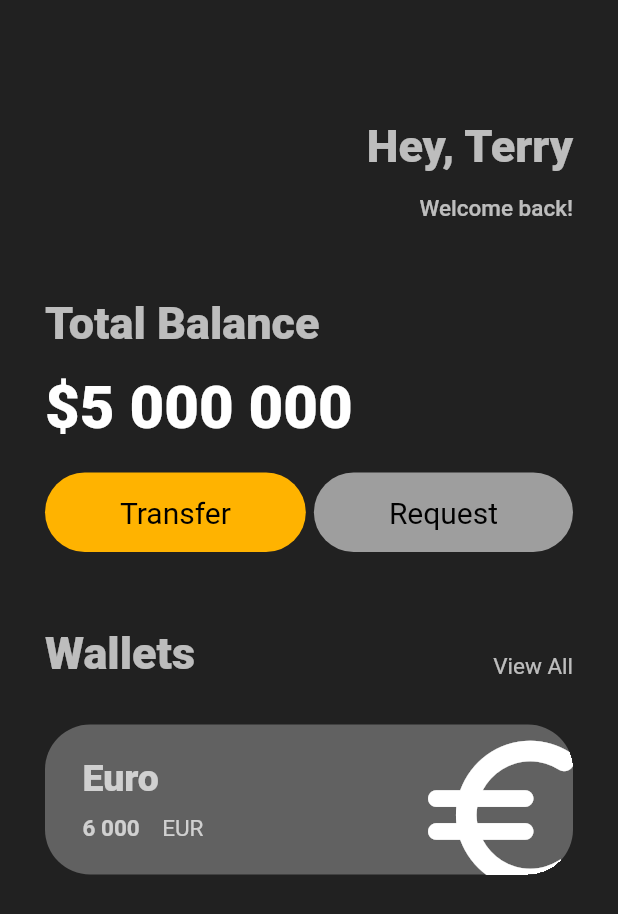
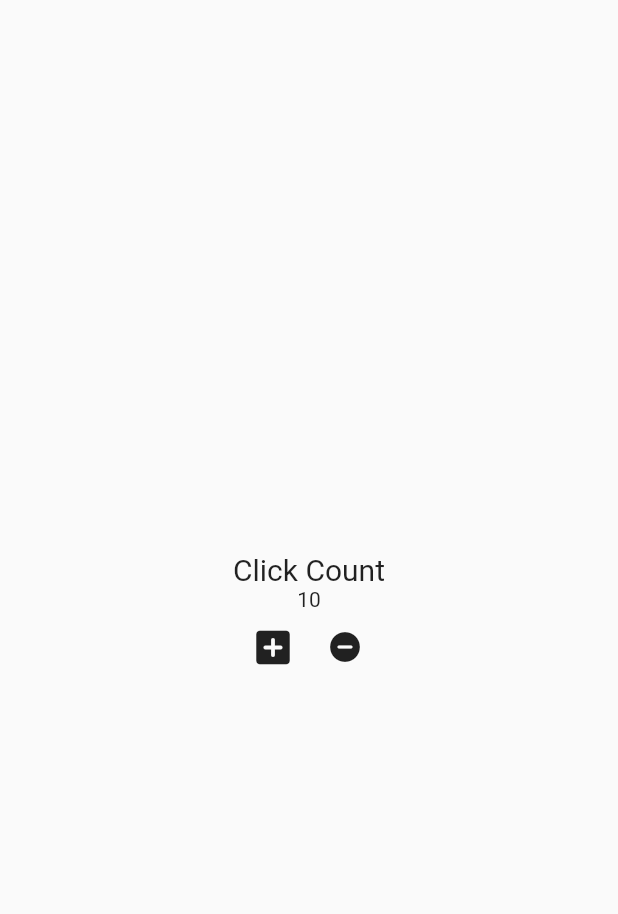
Before and after one commit to geepum/toonflix, a Flutter app: the screen it shows after launch, on a phone screen of 412 x 824 dp. Shown: the top 914 px of the screen. Run offline on Flutter 3.47's test engine with Material 2 defaults, Android fonts, the phone set to English and light mode, and no system bars.

Commit message:
4.1 setState

```diff
--- a/lib/main.dart
+++ b/lib/main.dart
@@ -1,199 +1,66 @@
 import 'package:flutter/material.dart';
-import 'package:toonflix/Widgets/buttons.dart';
 
 void main() {
   runApp(const MyApp());
 }
 
-class MyApp extends StatelessWidget {
+class MyApp extends StatefulWidget {
   const MyApp({super.key});
 
-  // This widget is the root of your application.
+  @override
+  State<MyApp> createState() => _MyAppState();
+}
+
+class _MyAppState extends State<MyApp> {
+  int counter = 10;
+
+  void counterPlus() {
+    setState(() {
+      counter += 1;
+    });
+  }
+
+  void counterMinus() {
+    setState(() {
+      counter -= 1;
+    });
+  }
+
   @override
   Widget build(BuildContext context) {
     return MaterialApp(
       home: Scaffold(
-        backgroundColor: Colors.grey[900],
-        body: Padding(
-          padding: const EdgeInsets.symmetric(horizontal: 30.0),
-          child: Column(
-            children: [
-              const SizedBox(
-                height: 80.0,
-              ),
-              Row(
-                mainAxisAlignment: MainAxisAlignment.end,
+        body: Row(
+          mainAxisAlignment: MainAxisAlignment.center,
           children: [
             Column(
-                    crossAxisAlignment: CrossAxisAlignment.end,
-                    children: const [
-                      Text(
-                        'Hey, Terry',
+              mainAxisAlignment: MainAxisAlignment.center,
+              children: [
+                const Text(
+                  'Click Count',
                   style: TextStyle(
-                          color: Colors.white70,
-                          fontSize: 30.0,
-                          fontWeight: FontWeight.w900,
+                    fontSize: 20,
                   ),
                 ),
-                      SizedBox(
-                        height: 15.0,
+                Text('$counter'),
+                Row(
+                  children: [
+                    IconButton(
+                      iconSize: 30,
+                      onPressed: counterPlus,
+                      icon: const Icon(
+                        Icons.add_box_rounded,
                       ),
-                      Text(
-                        'Welcome back!',
-                        style: TextStyle(
-                          color: Colors.white70,
-                          fontSize: 15.0,
-                          fontWeight: FontWeight.w500,
                     ),
+                    IconButton(
+                        onPressed: counterMinus,
+                        icon: const Icon(Icons.remove_circle_rounded))
+                  ],
                 ),
               ],
             ),
           ],
         ),
-              const SizedBox(
-                height: 50.0,
-              ),
-              Row(
-                children: [
-                  Column(
-                    crossAxisAlignment: CrossAxisAlignment.start,
-                    children: const [
-                      Text(
-                        'Total Balance',
-                        style: TextStyle(
-                          color: Colors.white70,
-                          fontSize: 30.0,
-                          fontWeight: FontWeight.w900,
-                        ),
-                      ),
-                      SizedBox(
-                        height: 15.0,
-                      ),
-                      Text(
-                        '\$5 000 000',
-                        style: TextStyle(
-                          color: Colors.white,
-                          fontSize: 40.0,
-                          fontWeight: FontWeight.w900,
-                        ),
-                      ),
-                    ],
-                  ),
-                ],
-              ),
-              const SizedBox(
-                height: 20.0,
-              ),
-              Row(
-                mainAxisAlignment: MainAxisAlignment.spaceBetween,
-                children: const [
-                  Button(
-                      buttonColor: Color.fromRGBO(255, 179, 0, 1),
-                      buttonText: 'Transfer'),
-                  Button(
-                      buttonColor: Color.fromRGBO(158, 158, 158, 1),
-                      buttonText: 'Request'),
-                ],
-              ),
-              const SizedBox(
-                height: 50.0,
-              ),
-              Row(
-                mainAxisAlignment: MainAxisAlignment.spaceBetween,
-                crossAxisAlignment: CrossAxisAlignment.end,
-                children: const [
-                  Text(
-                    'Wallets',
-                    style: TextStyle(
-                      color: Colors.white70,
-                      fontSize: 30.0,
-                      fontWeight: FontWeight.w900,
-                    ),
-                  ),
-                  Text(
-                    'View All',
-                    style: TextStyle(
-                      color: Colors.white70,
-                      fontSize: 15.0,
-                      fontWeight: FontWeight.w400,
-                    ),
-                  ),
-                ],
-              ),
-              const SizedBox(
-                height: 30.0,
-              ),
-              Container(
-                clipBehavior: Clip.hardEdge,
-                decoration: BoxDecoration(
-                  color: Colors.grey[700],
-                  borderRadius: BorderRadius.circular(30.0),
-                ),
-                child: Padding(
-                  padding: const EdgeInsets.symmetric(
-                    vertical: 20.0,
-                    horizontal: 25.0,
-                  ),
-                  child: Row(
-                    mainAxisAlignment: MainAxisAlignment.spaceBetween,
-                    children: [
-                      Column(
-                        crossAxisAlignment: CrossAxisAlignment.start,
-                        children: [
-                          const Text(
-                            'Euro',
-                            style: TextStyle(
-                              color: Colors.white70,
-                              fontSize: 25.0,
-                              fontWeight: FontWeight.w900,
-                            ),
-                          ),
-                          const SizedBox(
-                            height: 10.0,
-                          ),
-                          Row(
-                            children: const [
-                              Text(
-                                '6 000',
-                                style: TextStyle(
-                                  color: Colors.white70,
-                                  fontSize: 15.0,
-                                  fontWeight: FontWeight.w600,
-                                ),
-                              ),
-                              SizedBox(
-                                width: 15.0,
-                              ),
-                              Text(
-                                'EUR',
-                                style: TextStyle(
-                                  color: Colors.white70,
-                                  fontSize: 15.0,
-                                  fontWeight: FontWeight.w400,
-                                ),
-                              ),
-                            ],
-                          ),
-                        ],
-                      ),
-                      Transform.translate(
-                        offset: const Offset(10.0, 10.0),
-                        child: Transform.scale(
-                          scale: 2.2,
-                          child: const Icon(
-                            Icons.euro_rounded,
-                            color: Colors.white,
-                            size: 60.0,
-                          ),
-                        ),
-                      ),
-                    ],
-                  ),
-                ),
-              ),
-            ],
-          ),
-        ),
       ),
     );
   }
```
Lines whose indentation alone changed are shown as unchanged.
